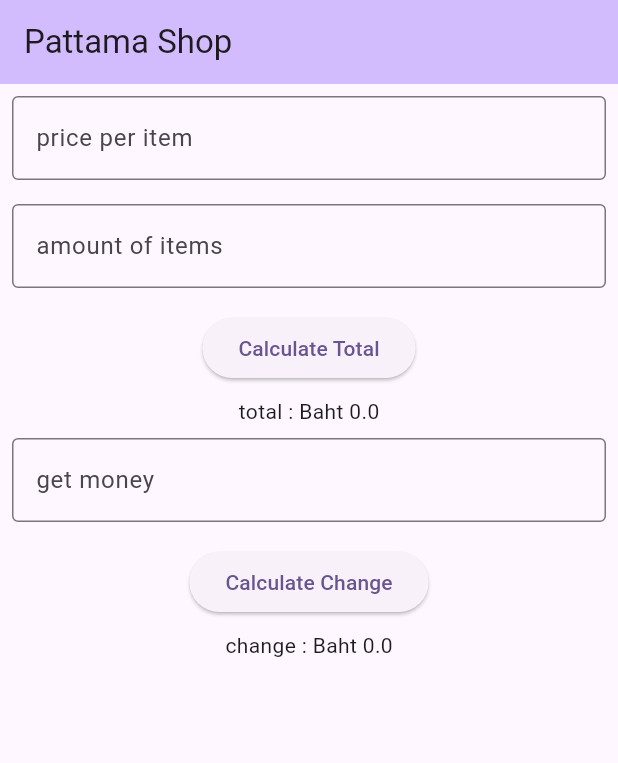
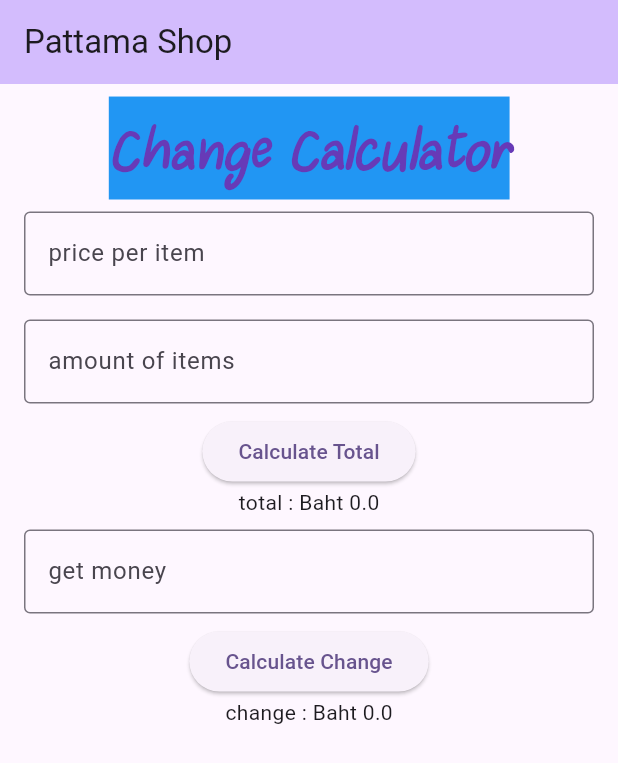
Before and after one commit to kengChayodom/953464-Mobile-App, a Flutter app: the screen it shows after launch, on a phone screen of 412 x 824 dp. Shown: the top 763 px of the screen. Run offline on Flutter 3.47's test engine with Material 3 defaults, Android fonts, the phone set to English and light mode, and no system bars.

Commit message:
Add font style and font family

```diff
--- a/lib/main.dart
+++ b/lib/main.dart
@@ -49,66 +49,72 @@ class _MyHomePageState extends State<MyHomePage> {
 
   @override
   Widget build(BuildContext context) {
-
     return Scaffold(
       appBar: AppBar(
         backgroundColor: Theme.of(context).colorScheme.inversePrimary,
         title: Text(widget.title),
       ),
-      body: Column(
+      body: Padding(
+        padding: const EdgeInsets.all(8.0),
+        child: Column(
           children: [
-          priceTextField(),
-          amountTextField(),
+            Text("Change Calculator", style: TextStyle(fontFamily: 'maa' , fontSize: 48, fontWeight: FontWeight.bold , fontStyle: FontStyle.italic, color: Colors.deepPurple , backgroundColor: Colors.blue)),
+            Padding(
+              padding: const EdgeInsets.all(8.0),
+              child: priceTextField(),
+            ),
+            Padding(
+              padding: const EdgeInsets.all(8.0),
+              child: amountTextField(),
+            ),
             calculateButton(),
             showTotalText(),
-          receiveMoneyTextField(),
+            Padding(
+              padding: const EdgeInsets.all(8.0),
+              child: receiveMoneyTextField(),
+            ),
             changeCalculateButton(),
             showChangeText(),
-        ]
-      )
+          ],
+        ),
+      ),
     );
   }
 
+
+
   Widget priceTextField(){
-    return  Padding(
-      padding: const EdgeInsets.all(8.0),
-      child: TextField(
+    return TextField(
         controller: price,
         decoration: InputDecoration(
           border: OutlineInputBorder(),
           labelText: "price per item",
         ),
         keyboardType: TextInputType.number,
-      ),
       );
   }
 
   Widget amountTextField(){
-    return  Padding(
-      padding: const EdgeInsets.all(8.0),
-
-      child: TextField(
+    return  TextField(
       controller: amount,
       decoration: InputDecoration(
         border: OutlineInputBorder(),
         labelText: "amount of items",
       ),
       keyboardType: TextInputType.number,
-      ),
     );
   }
 
   Widget calculateButton() {
-    return Padding(
-      padding: const EdgeInsets.all(8.0),
-      child: ElevatedButton(
+    return ElevatedButton(
         onPressed: () {
           if(price.text.isNotEmpty && amount.text.isNotEmpty){
             setState(() {
               _total = double.parse(price.text) * double.parse(amount.text);
             });
           }
-        }, child: Text("Calculate Total")),
+        },
+        child: Text("Calculate Total"),
         );
   }
 
@@ -117,23 +123,18 @@ class _MyHomePageState extends State<MyHomePage> {
   }
 
   Widget receiveMoneyTextField(){
-    return  Padding(
-      padding: const EdgeInsets.all(8.0),
-      child: TextField(
+    return TextField(
         controller: change,
         decoration: InputDecoration(
           border: OutlineInputBorder(),
           labelText: "get money",
         ),
         keyboardType: TextInputType.number,
-      ),
       );
   }
 
   Widget changeCalculateButton() {
-    return Padding(
-      padding: const EdgeInsets.all(8.0),
-      child: ElevatedButton(
+    return ElevatedButton(
         onPressed: () {
           if(change.text.isNotEmpty){
 
@@ -149,7 +150,8 @@ class _MyHomePageState extends State<MyHomePage> {
             }
           }
 
-        }, child: Text("Calculate Change")),
+        },
+      child: Text("Calculate Change"),
     );
   }
 
```
Also changed, not shown: pubspec.yaml (+6 -6 lines), fonts/maaja.ttf (added), 2 other files. Lines whose indentation alone changed are shown as unchanged.
